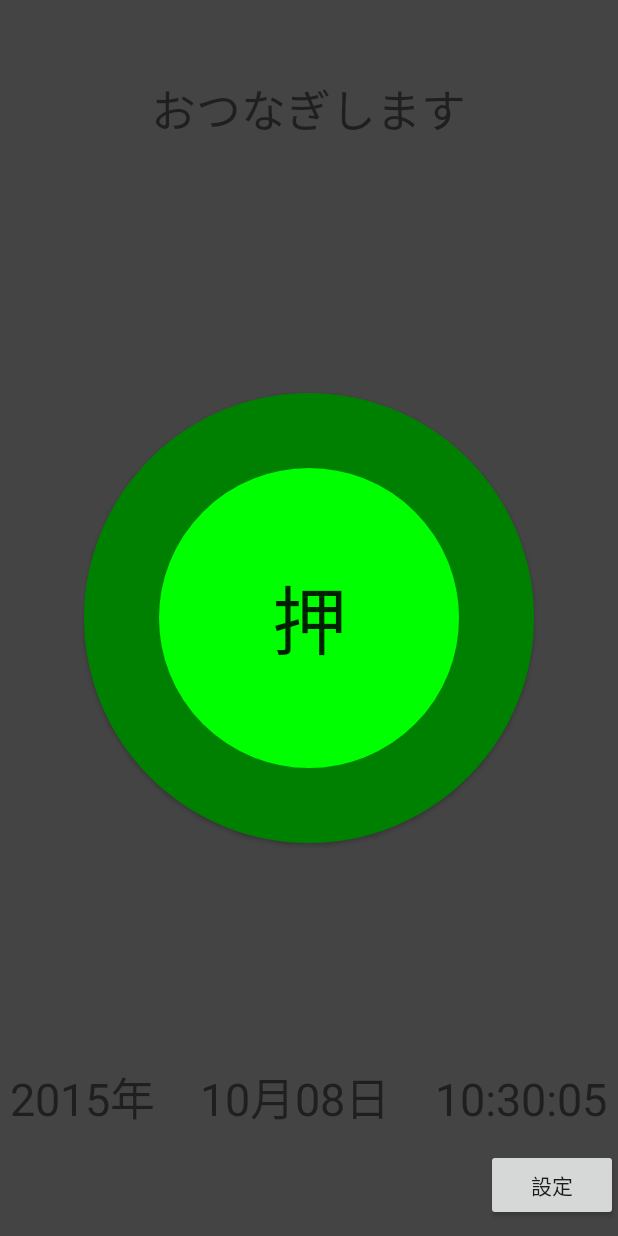
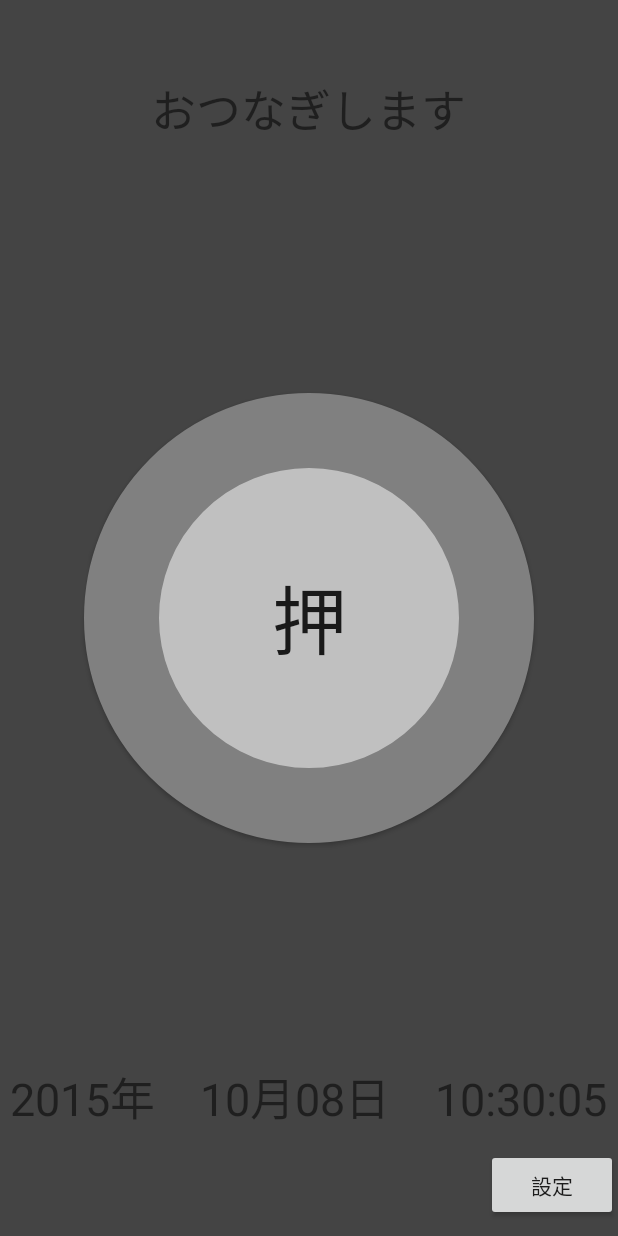
Before and after one commit to anima41/PingPhone, an Android app: the screen it shows after launch (Standby), after a tap on an icon or button, on a phone screen of 412 x 824 dp. Run offline under Robolectric (Android 15) with nearby library versions, the phone set to English and light mode, and no system bars.

Commit message:
タップ時ボタン色変更保持

```diff
--- a/app/src/main/java/com/redandborder/pingphone/Standby.java
+++ b/app/src/main/java/com/redandborder/pingphone/Standby.java
@@ -1,7 +1,9 @@
 package com.redandborder.pingphone;
 
 import android.app.Activity;
+import android.content.res.Resources;
 import android.graphics.Color;
+import android.graphics.drawable.Drawable;
 import android.os.Bundle;
 import android.os.Handler;
 import android.view.Gravity;
@@ -24,6 +26,9 @@ public class Standby extends Activity implements OnClickListener {
     private Timer mTimer;
     // time format
     private static SimpleDateFormat mSimpleDataFormat = new SimpleDateFormat("yyyy年　MM月dd日　HH:mm:ss");
+
+    //button_down set
+    protected Drawable btn_down;
 
 
     @Override
@@ -70,9 +75,14 @@ public class Standby extends Activity implements OnClickListener {
         Button btn = (Button) findViewById(R.id.skype_button); //ToDo muda deha?
         //layout set
         RelativeLayout layout = (RelativeLayout) findViewById(R.id.standby_layout);
+        //button_down set
+        Resources res = getResources();
+        btn_down = (Drawable)res.getDrawable(R.drawable.button_down);
 
         if (v == btn) {
             layout.setBackgroundColor(Color.DKGRAY);
+            btn.setBackground(btn_down);
+
         }
 
     }
--- /dev/null
+++ b/app/src/main/res/drawable/button_down.xml
@@ -0,0 +1,10 @@
+<?xml version="1.0" encoding="utf-8"?>
+<shape xmlns:android="http://schemas.android.com/apk/res/android"
+       android:shape="oval">
+
+    <solid android:color="#C0C0C0"/>
+    <stroke
+        android:width="50dp"
+        android:color="#808080"/>
+
+</shape>
--- /dev/null
+++ b/app/src/main/res/drawable/button_up.xml
@@ -0,0 +1,10 @@
+<?xml version="1.0" encoding="utf-8"?>
+<shape xmlns:android="http://schemas.android.com/apk/res/android"
+       android:shape="oval">
+
+    <solid android:color="#00FF00"/>
+    <stroke
+        android:width="50dp"
+        android:color="#008000"/>
+
+</shape>
--- a/app/src/main/res/drawable/circle_button.xml
+++ /dev/null
@@ -1,23 +0,0 @@
-<selector xmlns:android="http://schemas.android.com/apk/res/android">
-
-    <!-- defalut -->
-    <item android:state_pressed="false">
-        <shape android:shape="oval"
-               android:useLevel="false">
-            <solid android:color="#00FF00"/>
-            <stroke android:width="50dp"
-                    android:color="#008000"/>
-        </shape>
-    </item>
-
-    <!-- tap  -->
-    <item android:state_pressed="true">
-        <shape android:shape="oval"
-               android:useLevel="false">
-            <solid android:color="#C0C0C0" />
-          <stroke android:width="50dp"
-            android:color="#808080"/>
-        </shape>
-    </item>
-
-</selector>
--- a/app/src/main/res/layout/activity_standby.xml
+++ b/app/src/main/res/layout/activity_standby.xml
@@ -19,7 +19,7 @@
         android:layout_width="300dp"
         android:layout_height="300dp"
         android:layout_centerInParent="true"
-        android:background="@drawable/circle_button"
+        android:background="@drawable/button_up"
         android:text="@string/skype_button"
         android:textSize="50dp"/>
 
```
